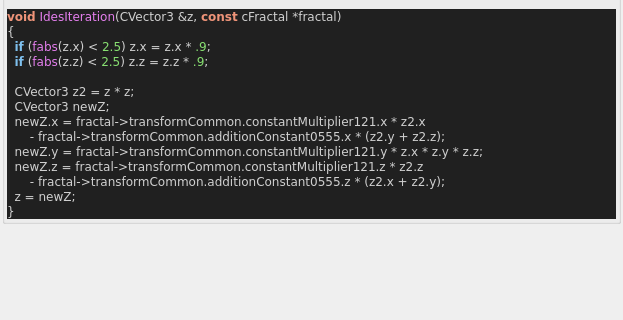
Old version of the form mandelbulber2/qt_data/fractal_ides.ui in the repository buddhi1980/mandelbulber2; both pictures show x 0 to 623 and y 238 to 558 of the 623 by 773 pixel window.
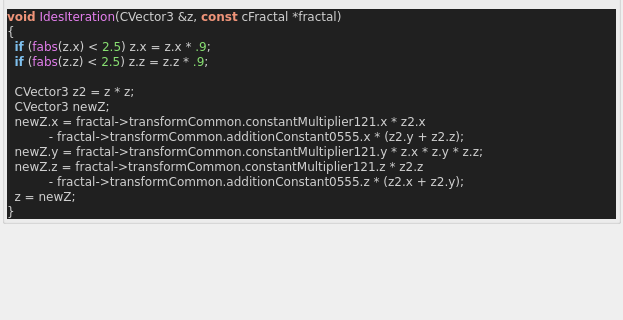
New version of the form. Custom widgets are drawn as their Qt base class.

Commit message:
source code format for fractal_formulas.cpp
- now complete code base is refactored!
- also regenerated ui files with populateUiInformation.php
- codeStyleCheck.php is now fully functional and can be used auto
refactor the code base (may be a little slow)

Diff of the .ui file:
```diff
--- a/mandelbulber2/qt_data/fractal_ides.ui
+++ b/mandelbulber2/qt_data/fractal_ides.ui
@@ -406,10 +406,10 @@
   CVector3 z2 &lt;span style=&quot;color:#d0d0d0&quot;&gt;=&lt;/span&gt; z &lt;span style=&quot;color:#d0d0d0&quot;&gt;*&lt;/span&gt; z&lt;span style=&quot;color:#d0d0d0&quot;&gt;;&lt;/span&gt;
   CVector3 newZ&lt;span style=&quot;color:#d0d0d0&quot;&gt;;&lt;/span&gt;
   newZ&lt;span style=&quot;color:#d0d0d0&quot;&gt;.&lt;/span&gt;x &lt;span style=&quot;color:#d0d0d0&quot;&gt;=&lt;/span&gt; fractal&lt;span style=&quot;color:#d0d0d0&quot;&gt;-&amp;gt;&lt;/span&gt;transformCommon&lt;span style=&quot;color:#d0d0d0&quot;&gt;.&lt;/span&gt;constantMultiplier121&lt;span style=&quot;color:#d0d0d0&quot;&gt;.&lt;/span&gt;x &lt;span style=&quot;color:#d0d0d0&quot;&gt;*&lt;/span&gt; z2&lt;span style=&quot;color:#d0d0d0&quot;&gt;.&lt;/span&gt;x
-      &lt;span style=&quot;color:#d0d0d0&quot;&gt;-&lt;/span&gt; fractal&lt;span style=&quot;color:#d0d0d0&quot;&gt;-&amp;gt;&lt;/span&gt;transformCommon&lt;span style=&quot;color:#d0d0d0&quot;&gt;.&lt;/span&gt;additionConstant0555&lt;span style=&quot;color:#d0d0d0&quot;&gt;.&lt;/span&gt;x &lt;span style=&quot;color:#d0d0d0&quot;&gt;* (&lt;/span&gt;z2&lt;span style=&quot;color:#d0d0d0&quot;&gt;.&lt;/span&gt;y &lt;span style=&quot;color:#d0d0d0&quot;&gt;+&lt;/span&gt; z2&lt;span style=&quot;color:#d0d0d0&quot;&gt;.&lt;/span&gt;z&lt;span style=&quot;color:#d0d0d0&quot;&gt;);&lt;/span&gt;
+           &lt;span style=&quot;color:#d0d0d0&quot;&gt;-&lt;/span&gt; fractal&lt;span style=&quot;color:#d0d0d0&quot;&gt;-&amp;gt;&lt;/span&gt;transformCommon&lt;span style=&quot;color:#d0d0d0&quot;&gt;.&lt;/span&gt;additionConstant0555&lt;span style=&quot;color:#d0d0d0&quot;&gt;.&lt;/span&gt;x &lt;span style=&quot;color:#d0d0d0&quot;&gt;* (&lt;/span&gt;z2&lt;span style=&quot;color:#d0d0d0&quot;&gt;.&lt;/span&gt;y &lt;span style=&quot;color:#d0d0d0&quot;&gt;+&lt;/span&gt; z2&lt;span style=&quot;color:#d0d0d0&quot;&gt;.&lt;/span&gt;z&lt;span style=&quot;color:#d0d0d0&quot;&gt;);&lt;/span&gt;
   newZ&lt;span style=&quot;color:#d0d0d0&quot;&gt;.&lt;/span&gt;y &lt;span style=&quot;color:#d0d0d0&quot;&gt;=&lt;/span&gt; fractal&lt;span style=&quot;color:#d0d0d0&quot;&gt;-&amp;gt;&lt;/span&gt;transformCommon&lt;span style=&quot;color:#d0d0d0&quot;&gt;.&lt;/span&gt;constantMultiplier121&lt;span style=&quot;color:#d0d0d0&quot;&gt;.&lt;/span&gt;y &lt;span style=&quot;color:#d0d0d0&quot;&gt;*&lt;/span&gt; z&lt;span style=&quot;color:#d0d0d0&quot;&gt;.&lt;/span&gt;x &lt;span style=&quot;color:#d0d0d0&quot;&gt;*&lt;/span&gt; z&lt;span style=&quot;color:#d0d0d0&quot;&gt;.&lt;/span&gt;y &lt;span style=&quot;color:#d0d0d0&quot;&gt;*&lt;/span&gt; z&lt;span style=&quot;color:#d0d0d0&quot;&gt;.&lt;/span&gt;z&lt;span style=&quot;color:#d0d0d0&quot;&gt;;&lt;/span&gt;
   newZ&lt;span style=&quot;color:#d0d0d0&quot;&gt;.&lt;/span&gt;z &lt;span style=&quot;color:#d0d0d0&quot;&gt;=&lt;/span&gt; fractal&lt;span style=&quot;color:#d0d0d0&quot;&gt;-&amp;gt;&lt;/span&gt;transformCommon&lt;span style=&quot;color:#d0d0d0&quot;&gt;.&lt;/span&gt;constantMultiplier121&lt;span style=&quot;color:#d0d0d0&quot;&gt;.&lt;/span&gt;z &lt;span style=&quot;color:#d0d0d0&quot;&gt;*&lt;/span&gt; z2&lt;span style=&quot;color:#d0d0d0&quot;&gt;.&lt;/span&gt;z
-      &lt;span style=&quot;color:#d0d0d0&quot;&gt;-&lt;/span&gt; fractal&lt;span style=&quot;color:#d0d0d0&quot;&gt;-&amp;gt;&lt;/span&gt;transformCommon&lt;span style=&quot;color:#d0d0d0&quot;&gt;.&lt;/span&gt;additionConstant0555&lt;span style=&quot;color:#d0d0d0&quot;&gt;.&lt;/span&gt;z &lt;span style=&quot;color:#d0d0d0&quot;&gt;* (&lt;/span&gt;z2&lt;span style=&quot;color:#d0d0d0&quot;&gt;.&lt;/span&gt;x &lt;span style=&quot;color:#d0d0d0&quot;&gt;+&lt;/span&gt; z2&lt;span style=&quot;color:#d0d0d0&quot;&gt;.&lt;/span&gt;y&lt;span style=&quot;color:#d0d0d0&quot;&gt;);&lt;/span&gt;
+           &lt;span style=&quot;color:#d0d0d0&quot;&gt;-&lt;/span&gt; fractal&lt;span style=&quot;color:#d0d0d0&quot;&gt;-&amp;gt;&lt;/span&gt;transformCommon&lt;span style=&quot;color:#d0d0d0&quot;&gt;.&lt;/span&gt;additionConstant0555&lt;span style=&quot;color:#d0d0d0&quot;&gt;.&lt;/span&gt;z &lt;span style=&quot;color:#d0d0d0&quot;&gt;* (&lt;/span&gt;z2&lt;span style=&quot;color:#d0d0d0&quot;&gt;.&lt;/span&gt;x &lt;span style=&quot;color:#d0d0d0&quot;&gt;+&lt;/span&gt; z2&lt;span style=&quot;color:#d0d0d0&quot;&gt;.&lt;/span&gt;y&lt;span style=&quot;color:#d0d0d0&quot;&gt;);&lt;/span&gt;
   z &lt;span style=&quot;color:#d0d0d0&quot;&gt;=&lt;/span&gt; newZ&lt;span style=&quot;color:#d0d0d0&quot;&gt;;&lt;/span&gt;
 &lt;span style=&quot;color:#d0d0d0&quot;&gt;}&lt;/span&gt;
 &lt;/pre&gt;
```
The commit also changes 101 other files.
